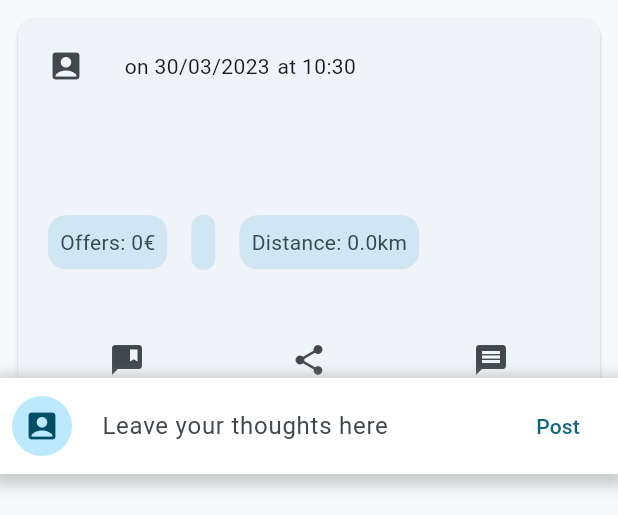
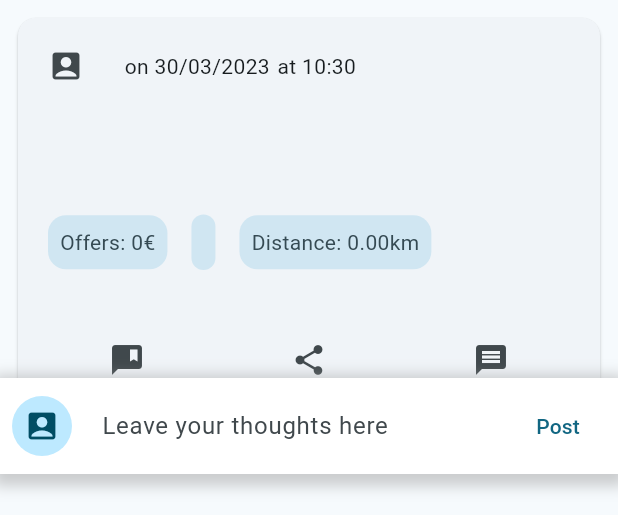
Before and after one commit to cbr9/dashfix, a Flutter app: the CommentsPage screen opened directly with empty values, on a phone screen of 412 x 824 dp, the part 84-599 px from its top. Run offline on Flutter 3.47's test engine with Material 2 defaults, Android fonts, the phone set to English and light mode, and no system bars; our stand-ins replace cloud_firestore, expandable_text, firebase_core, geolocator, share_plus; missing offline and left inert: random_date; accounts and stored records are empty.

```diff
--- a/lib/components/post.dart
+++ b/lib/components/post.dart
@@ -89,10 +89,12 @@ class Post extends StatelessWidget {
                     value: '$amount€',
                   ),
                   PostMetadataCard(label: type),
-                  PostMetadataCard(
-                    label: 'Distance',
-                    value: '${distance}km',
-                  )
+                  distance != null
+                      ? PostMetadataCard(
+                          label: 'Distance',
+                          value: '${distance!.toStringAsFixed(2)}km',
+                        )
+                      : Container()
                 ],
               ),
             ),
```
